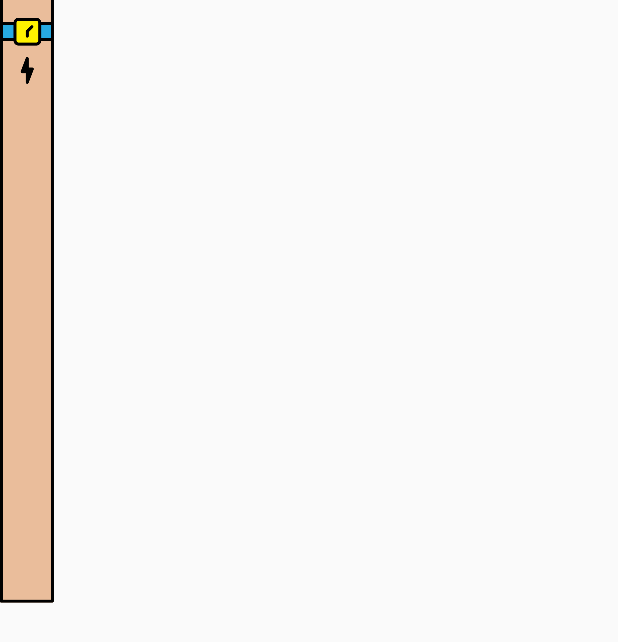
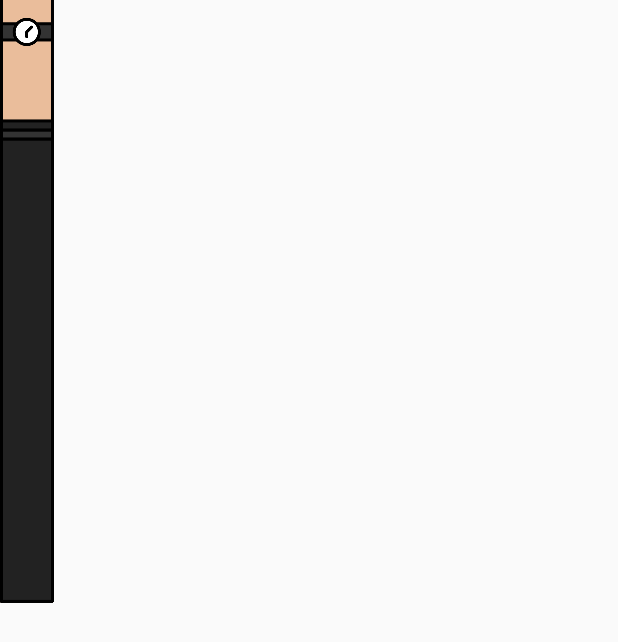
Before and after one commit to JiaYoon/Game1, an Android app: the layout hand.xml on its own in the app's theme, with its tools: preview values and no code run, on a phone screen of 412 x 824 dp. Shown: the top 642 px of the screen. Run offline under Robolectric (Android 15) with nearby library versions, the phone set to English and light mode, and no system bars.

Commit message:
- scale type 변경  - share 버튼 수정

```diff
--- a/app/src/main/res/layout/hand.xml
+++ b/app/src/main/res/layout/hand.xml
@@ -17,9 +17,10 @@
         android:id="@+id/arm"
         android:layout_width="match_parent"
         android:layout_height="wrap_content"
+        android:scaleType="fitXY"
         bind:layout_constraintLeft_toLeftOf="parent"
         bind:layout_constraintRight_toRightOf="parent"
         bind:layout_constraintTop_toBottomOf="@+id/hand_animation"
-        tools:src="@drawable/arm1" />
+        tools:src="@drawable/arm4" />
 
 </android.support.constraint.ConstraintLayout>
```
Also changed, not shown: app/src/main/res/drawable-hdpi/btn_share.png, app/src/main/res/drawable-mdpi/btn_share.png, app/src/main/res/drawable-xhdpi/btn_share.png, app/src/main/res/drawable-xxhdpi/btn_share.png, app/src/main/res/drawable-xxxhdpi/btn_share.png.
